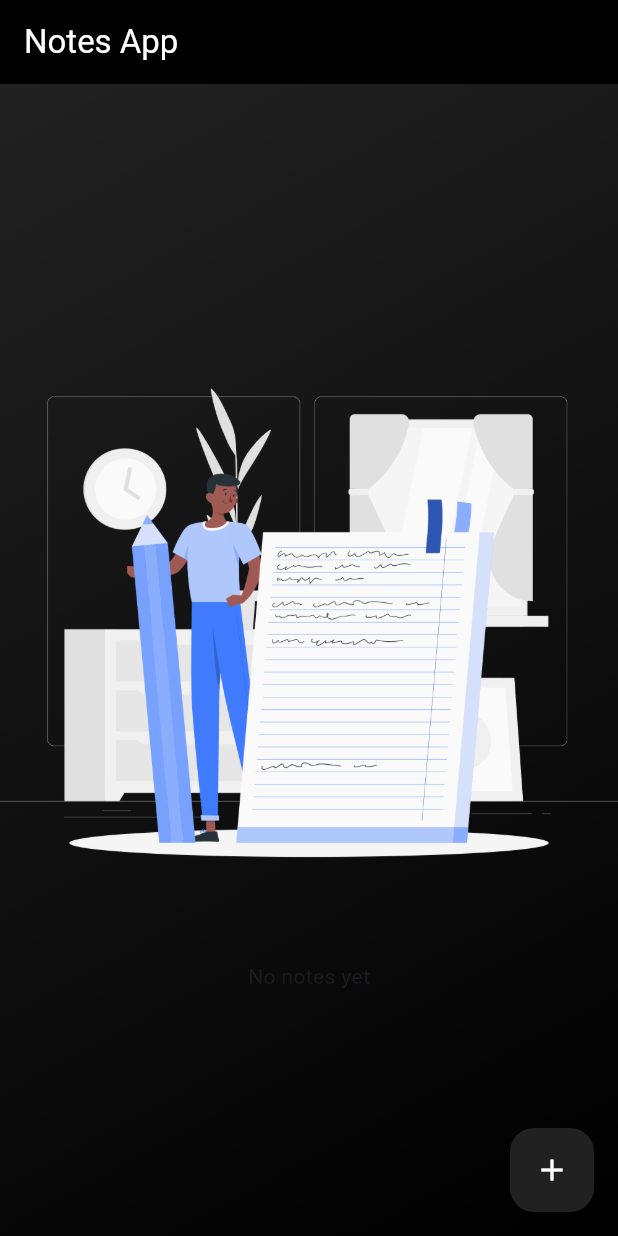
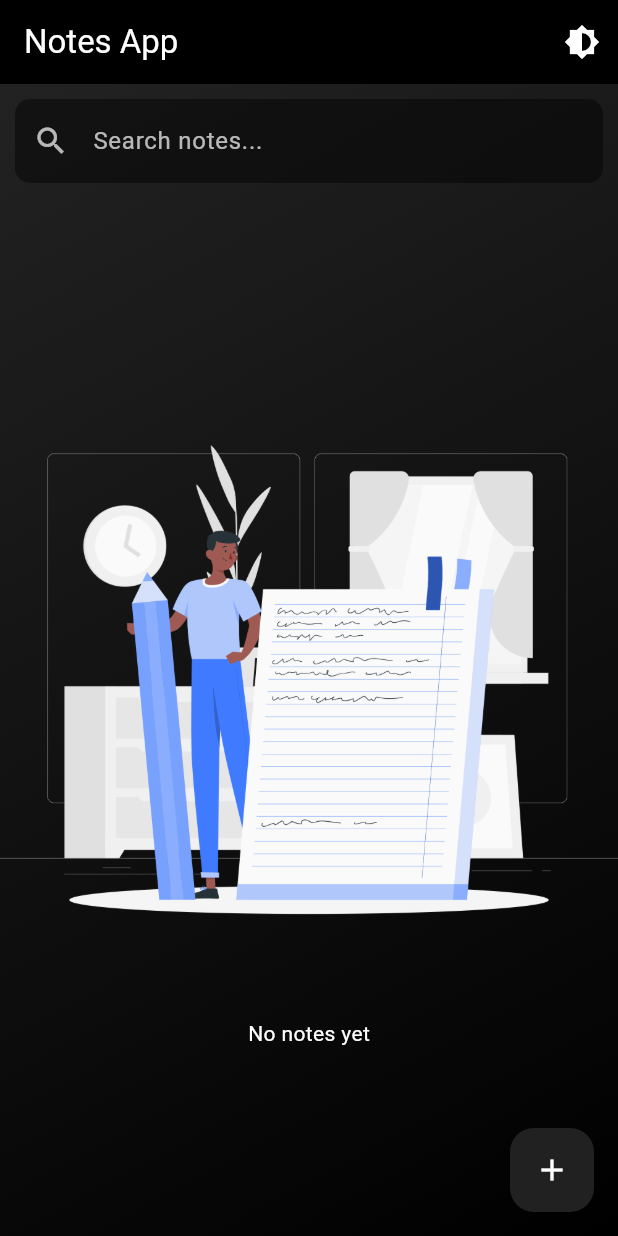
Before and after one commit to Pyoyoyoyo/crud_app, a Flutter app: the screen it shows after launch, on a phone screen of 412 x 824 dp. Run offline on Flutter 3.47's test engine with Material 3 defaults, Android fonts, the phone set to English and light mode, and no system bars; our stand-ins replace cloud_firestore, firebase_core, shared_preferences; accounts and stored records are empty.

Commit message:
widget bolgoj huvaasan zarim nemeltuud designuud nemlee.

```diff
--- a/lib/main.dart
+++ b/lib/main.dart
@@ -2,6 +2,7 @@ import 'package:crud_app/firebase_options.dart';
 import 'package:crud_app/pages/home_page.dart';
 import 'package:firebase_core/firebase_core.dart';
 import 'package:flutter/material.dart';
+import 'package:shared_preferences/shared_preferences.dart';
 
 Future<void> main() async {
   WidgetsFlutterBinding.ensureInitialized();
@@ -9,14 +10,61 @@ Future<void> main() async {
   runApp(const MyApp());
 }
 
-class MyApp extends StatelessWidget {
+class MyApp extends StatefulWidget {
   const MyApp({super.key});
+
+  @override
+  _MyAppState createState() => _MyAppState();
+}
+
+class _MyAppState extends State<MyApp> {
+  bool _isDarkMode = false;
+
+  @override
+  void initState() {
+    super.initState();
+    _loadTheme();
+  }
+
+  void _loadTheme() async {
+    SharedPreferences prefs = await SharedPreferences.getInstance();
+    setState(() {
+      _isDarkMode = prefs.getBool('isDarkMode') ?? false;
+    });
+  }
+
+  void _toggleTheme() async {
+    SharedPreferences prefs = await SharedPreferences.getInstance();
+    setState(() {
+      _isDarkMode = !_isDarkMode;
+    });
+    prefs.setBool('isDarkMode', _isDarkMode);
+  }
 
   @override
   Widget build(BuildContext context) {
     return MaterialApp(
       debugShowCheckedModeBanner: false,
-      home: HomePage(),
+      themeMode: _isDarkMode ? ThemeMode.dark : ThemeMode.light,
+      theme: ThemeData.light().copyWith(
+        primaryColor: Colors.blue,
+        scaffoldBackgroundColor: Colors.white,
+        appBarTheme: AppBarTheme(backgroundColor: Colors.blue),
+        textTheme: TextTheme(
+          bodyLarge: TextStyle(color: Colors.black),
+        ),
+      ),
+      darkTheme: ThemeData.dark().copyWith(
+        primaryColor: Colors.blueGrey,
+        scaffoldBackgroundColor: Colors.black,
+        appBarTheme: AppBarTheme(backgroundColor: Colors.blueGrey),
+        textTheme: TextTheme(
+          bodyLarge: TextStyle(color: Colors.white),
+        ),
+      ),
+      home: HomePage(
+        toggleTheme: _toggleTheme,
+      ),
     );
   }
 }
--- a/lib/pages/home_page.dart
+++ b/lib/pages/home_page.dart
@@ -5,10 +5,18 @@ import 'package:crud_app/widgets/empty_state.dart';
 import 'package:crud_app/widgets/note_item.dart';
 import 'package:crud_app/widgets/note_dialog.dart';
 
-class HomePage extends StatelessWidget {
+class HomePage extends StatefulWidget {
+  final VoidCallback toggleTheme;
+
+  const HomePage({super.key, required this.toggleTheme});
+
+  @override
+  _HomePageState createState() => _HomePageState();
+}
+
+class _HomePageState extends State<HomePage> {
   final FirestoreService firestoreService = FirestoreService();
-
-  HomePage({super.key});
+  String searchQuery = "";
 
   @override
   Widget build(BuildContext context) {
@@ -17,6 +25,12 @@ class HomePage extends StatelessWidget {
         title: const Text('Notes App'),
         backgroundColor: Colors.black,
         foregroundColor: Colors.white,
+        actions: [
+          IconButton(
+            icon: const Icon(Icons.brightness_6),
+            onPressed: widget.toggleTheme,
+          ),
+        ],
       ),
       floatingActionButton: FloatingActionButton(
         backgroundColor: Colors.grey.shade900,
@@ -34,6 +48,33 @@ class HomePage extends StatelessWidget {
             end: Alignment.bottomRight,
           ),
         ),
+        child: Column(
+          children: [
+            // Customized SearchBar
+            Padding(
+              padding: const EdgeInsets.all(10.0),
+              child: TextField(
+                onChanged: (value) {
+                  setState(() {
+                    searchQuery = value.toLowerCase();
+                  });
+                },
+                style: const TextStyle(color: Colors.white),
+                decoration: InputDecoration(
+                  hintText: 'Search notes...',
+                  hintStyle: const TextStyle(color: Colors.white70),
+                  filled: true,
+                  fillColor: Colors.black45,
+                  border: OutlineInputBorder(
+                    borderRadius: BorderRadius.circular(10),
+                    borderSide: BorderSide.none,
+                  ),
+                  prefixIcon: const Icon(Icons.search, color: Colors.white70),
+                ),
+              ),
+            ),
+            // Notes List
+            Expanded(
               child: StreamBuilder<QuerySnapshot>(
                 stream: firestoreService.getNotesStream(),
                 builder: (context, snapshot) {
@@ -45,7 +86,11 @@ class HomePage extends StatelessWidget {
                     return const EmptyState();
                   }
 
-            final notesList = snapshot.data!.docs;
+                  final notesList = snapshot.data!.docs.where((doc) {
+                    final data = doc.data() as Map<String, dynamic>;
+                    final title = (data['note'] ?? '').toString().toLowerCase();
+                    return title.contains(searchQuery);
+                  }).toList();
 
                   return ListView.builder(
                     itemCount: notesList.length,
@@ -57,6 +102,9 @@ class HomePage extends StatelessWidget {
                     },
                   );
                 },
+              ),
+            ),
+          ],
         ),
       ),
     );
--- a/pubspec.yaml
+++ b/pubspec.yaml
@@ -36,6 +36,8 @@ dependencies:
   cupertino_icons: ^1.0.8
   firebase_core: ^3.9.0
   cloud_firestore: ^5.6.0
+  intl: ^0.20.1
+  shared_preferences: ^2.3.4
 
 dev_dependencies:
   flutter_test:
```
Also changed, not shown: lib/pages/detail_page.dart (added, +75 -0 lines), lib/widgets/note_dialog.dart (+18 -3 lines), lib/widgets/note_item.dart (+18 -5 lines), lib/widgets/searchbar.dart (added, +32 -0 lines), pubspec.lock, 1 other file. Lines whose indentation alone changed are shown as unchanged.
